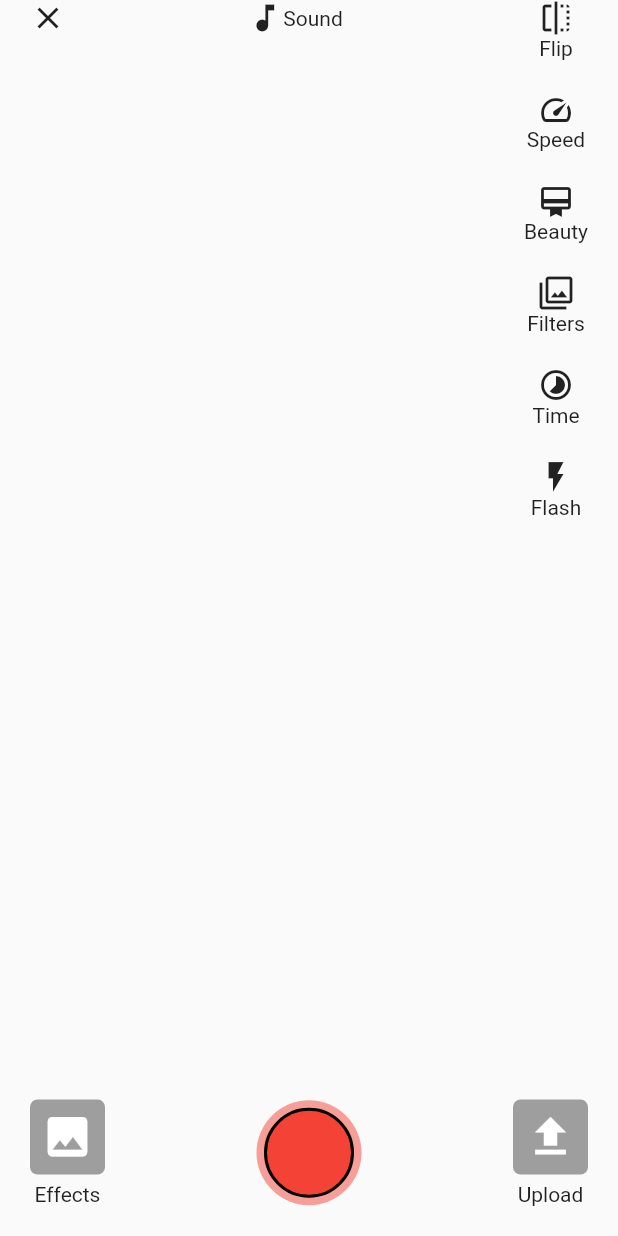
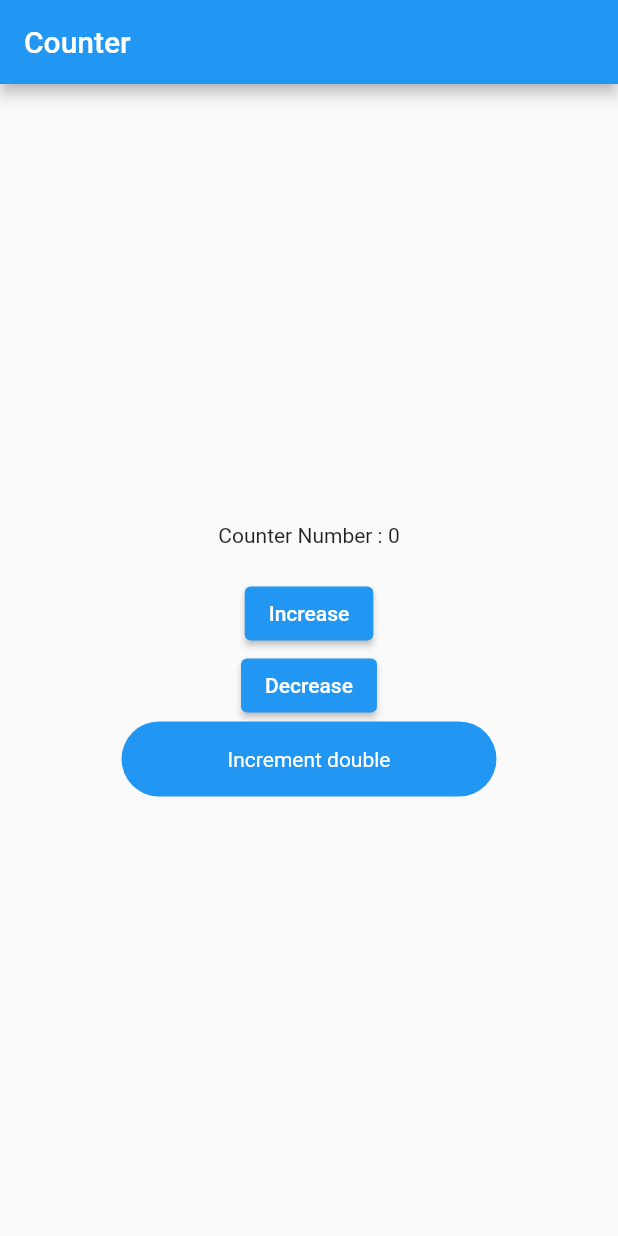
Before and after one commit to basit-h/flutter30Days, a Flutter app: the screen it shows after launch, on a phone screen of 412 x 824 dp. Run offline on Flutter 3.47's test engine with Material 2 defaults, Android fonts, the phone set to English and light mode, and no system bars; our stand-ins replace font_awesome_flutter.

Commit message:
Create Counter app

```diff
--- a/lib/main.dart
+++ b/lib/main.dart
@@ -1,8 +1,6 @@
 import 'package:flutter/material.dart';
+import 'package:thirty_days_challenge/pages/counter_app.dart';
 import 'package:thirty_days_challenge/pages/tik_tok_ui_example_stack.dart';
-
-import 'pages/day5.dart';
-import 'pages/signup_page.dart';
 
 void main() {
   WidgetsFlutterBinding.ensureInitialized();
@@ -13,10 +11,10 @@ class MyApp extends StatelessWidget {
   const MyApp({super.key});
   @override
   Widget build(BuildContext context) {
-    return MaterialApp(
+    return const MaterialApp(
       debugShowCheckedModeBanner: false,
       title: 'Flutter 30 days chellange',
-      home: const TikTokUiExampleStack(),
+      home: CounterApp(),
     );
   }
 }
--- /dev/null
+++ b/lib/pages/counter_app.dart
@@ -0,0 +1,75 @@
+import 'package:flutter/material.dart';
+
+class CounterApp extends StatefulWidget {
+  const CounterApp({super.key});
+
+  @override
+  State<CounterApp> createState() => _CounterAppState();
+}
+
+class _CounterAppState extends State<CounterApp> {
+  int _counter = 0;
+  @override
+  Widget build(BuildContext context) {
+    return Scaffold(
+      appBar: AppBar(
+        title: const Text('Counter'),
+      ),
+      body: Center(
+        child: Column(
+          mainAxisAlignment: MainAxisAlignment.center,
+          children: [
+            Text('Counter Number : $_counter'),
+            const SizedBox(height: 20.0),
+            ElevatedButton(
+              onPressed: _increase,
+              child: const Text('Increase'),
+            ),
+            ElevatedButton(
+              onPressed: _decrease,
+              child: const Text('Decrease'),
+            ),
+            _buildContainerButton(_increaseDouble),
+          ],
+        ),
+      ),
+    );
+  }
+
+  void _increase() {
+    setState(() {
+      _counter += 1;
+    });
+  }
+
+  void _decrease() {
+    setState(() {
+      _counter -= 1;
+    });
+  }
+
+  void _increaseDouble() {
+    setState(() {
+      _counter += 2;
+    });
+  }
+
+  Widget _buildContainerButton(VoidCallback incrementDouble) {
+    return InkWell(
+      onTap: incrementDouble,
+      child: Container(
+        alignment: Alignment.center,
+        height: 50.0,
+        width: 250,
+        decoration: BoxDecoration(
+          borderRadius: BorderRadius.circular(30.0),
+          color: Colors.blue,
+        ),
+        child: const Text(
+          'Increment double',
+          style: TextStyle(color: Colors.white),
+        ),
+      ),
+    );
+  }
+}
```
